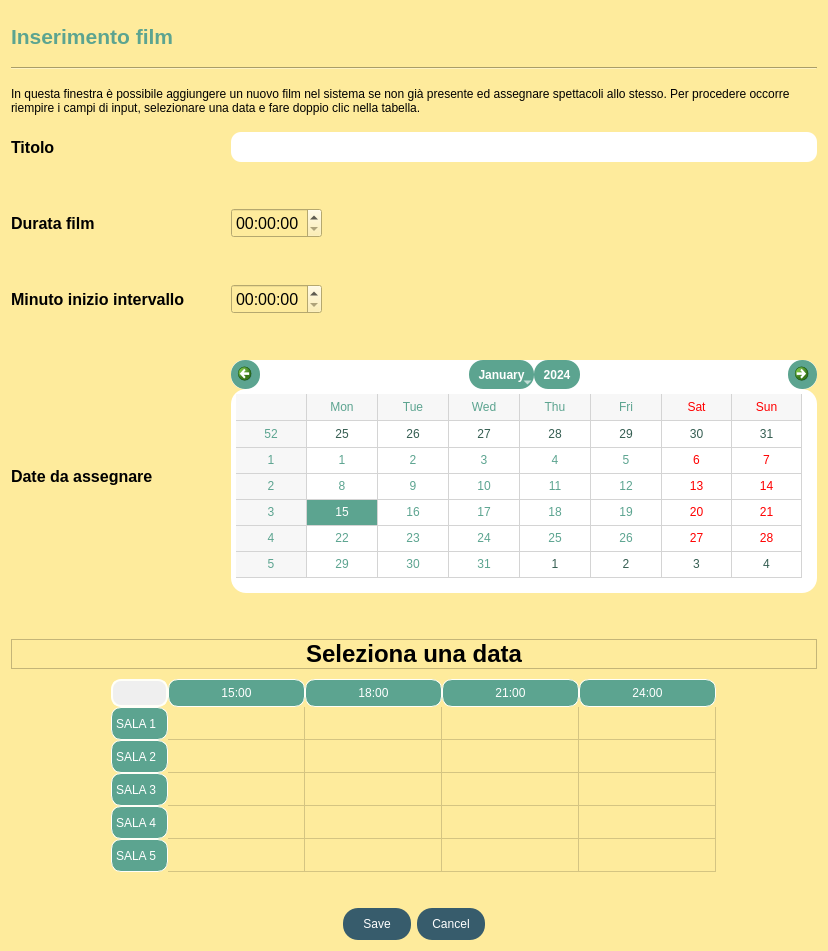
First picture: the form in film/inserimentoFilm/view/InserisciFilm.ui, repository StracciaMatteo/GestioneCinema, before the edit.
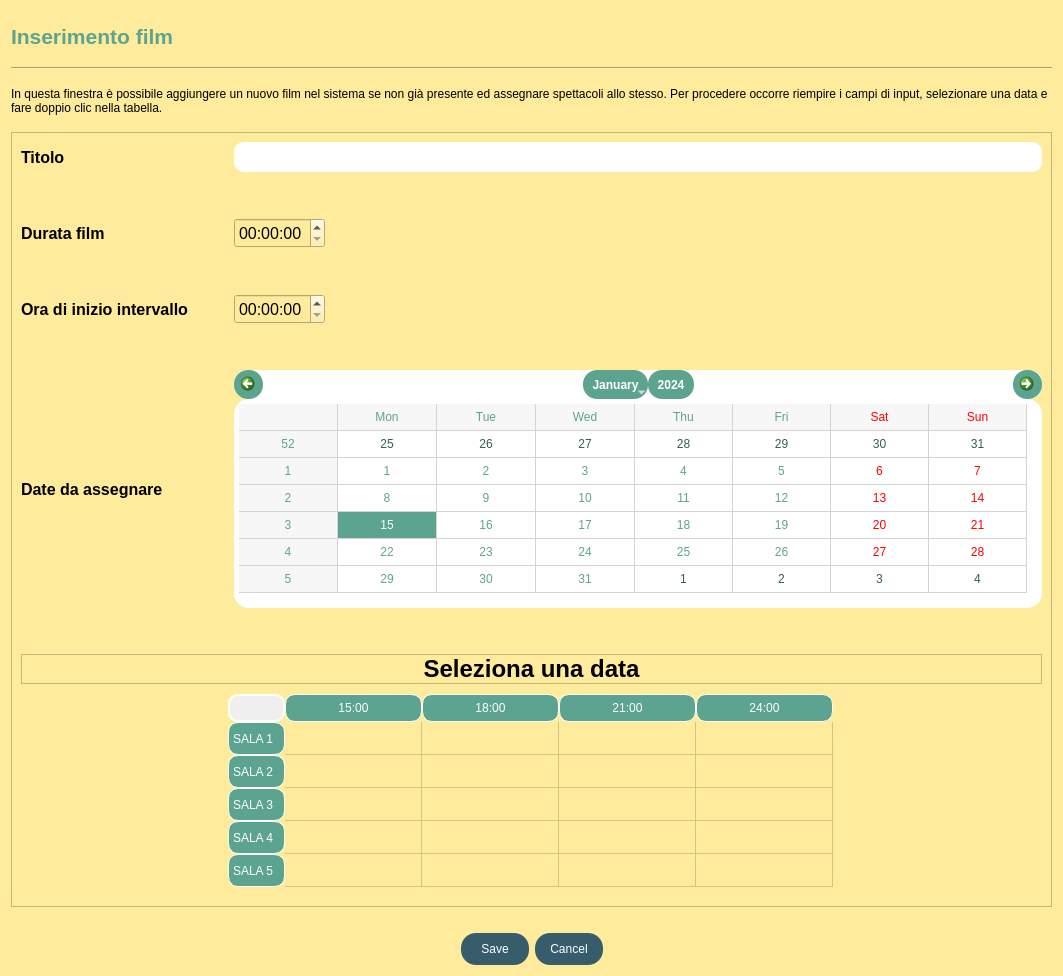
Second picture: the form after the edit. Icons and pictures are not drawn.

Commit message: Risolta dimensione finestre aggiungendo scroll bar

```diff
--- a/film/inserimentoFilm/view/InserisciFilm.ui
+++ b/film/inserimentoFilm/view/InserisciFilm.ui
@@ -6,8 +6,8 @@
    <rect>
     <x>0</x>
     <y>0</y>
-    <width>828</width>
-    <height>951</height>
+    <width>1063</width>
+    <height>976</height>
    </rect>
   </property>
   <property name="windowTitle">
@@ -132,6 +132,19 @@
 border-radius: 10px;
 padding: 5px;
 Height:13px;
+}
+
+/*SCROLL BAR*/
+QScrollBar{
+background-color: rgb(55, 92, 108);
+}
+
+QScrollBar::handle:hover{
+background-color: rgb(92, 154, 181);
+}
+
+QScrollBar::handle:pressed{
+background-color: rgb(48, 80, 91);
 }</string>
   </property>
   <layout class="QVBoxLayout" name="verticalLayout_2">
@@ -200,6 +213,21 @@
     </widget>
    </item>
    <item>
+    <widget class="QScrollArea" name="scrollArea">
+     <property name="widgetResizable">
+      <bool>true</bool>
+     </property>
+     <widget class="QWidget" name="scrollAreaWidgetContents">
+      <property name="geometry">
+       <rect>
+        <x>0</x>
+        <y>0</y>
+        <width>1043</width>
+        <height>770</height>
+       </rect>
+      </property>
+      <layout class="QVBoxLayout" name="verticalLayout">
+       <item>
     <layout class="QGridLayout" name="gridLayout_2">
      <item row="0" column="1">
       <spacer name="horizontalSpacer">
@@ -310,7 +338,7 @@
         </font>
        </property>
        <property name="text">
-        <string>Minuto inizio intervallo</string>
+            <string>Ora di inizio intervallo</string>
        </property>
       </widget>
      </item>
@@ -364,9 +392,6 @@
        <property name="cursor">
         <cursorShape>PointingHandCursor</cursorShape>
        </property>
-       <property name="autoFillBackground">
-        <bool>false</bool>
-       </property>
        <property name="styleSheet">
         <string notr="true"/>
        </property>
@@ -516,6 +541,10 @@
        <string>24:00</string>
       </property>
      </column>
+        </widget>
+       </item>
+      </layout>
+     </widget>
     </widget>
    </item>
    <item>
```
Lines whose indentation alone changed are shown as unchanged. The commit also changes 2 other files.
